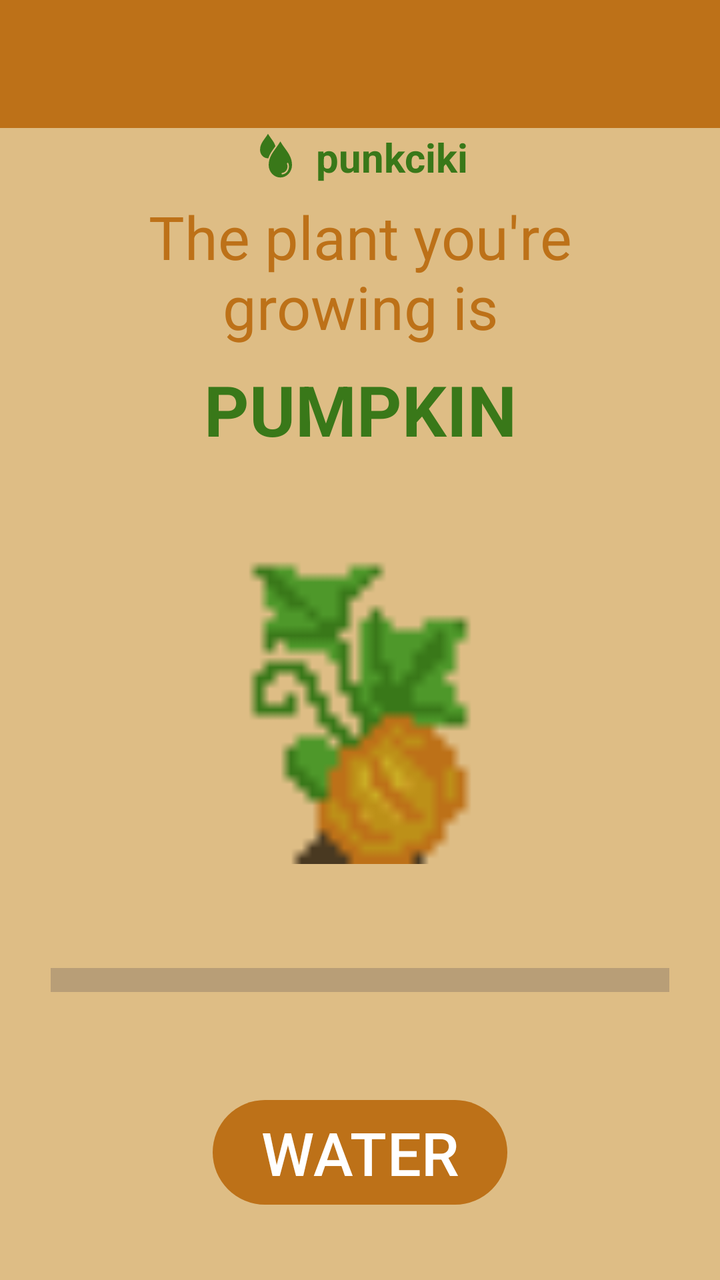
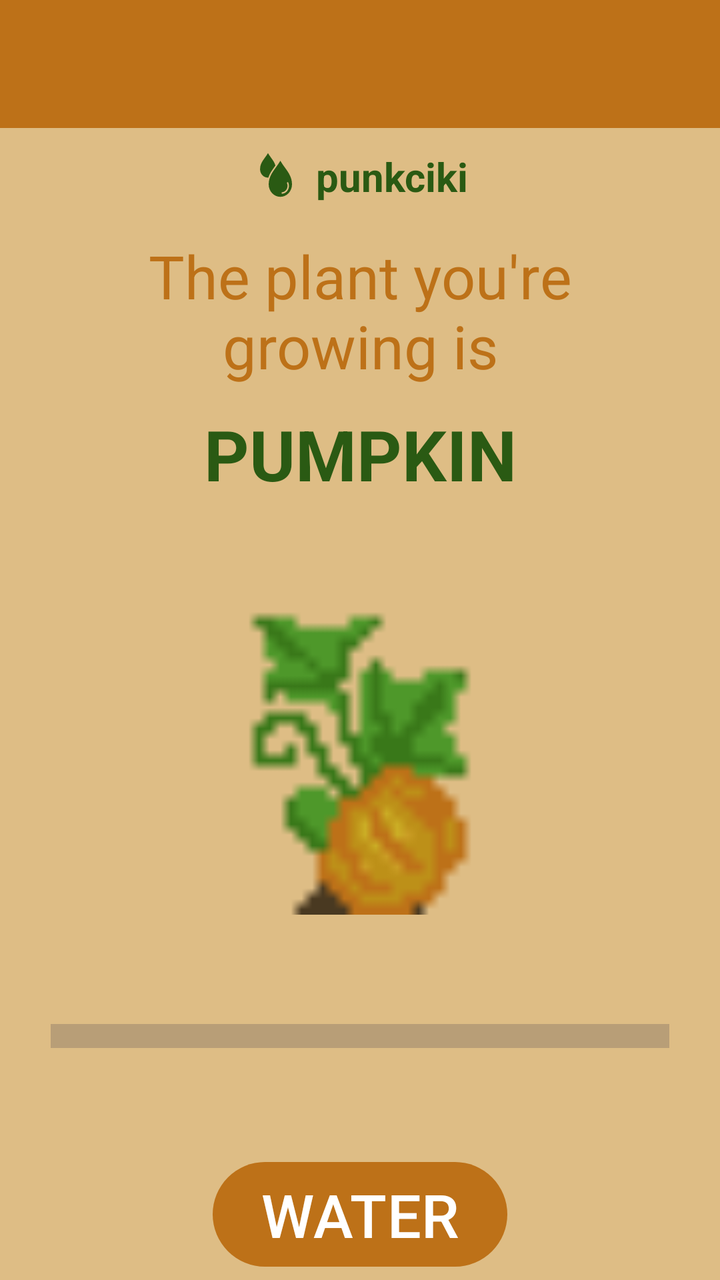

Before-and-after screenshots of an Android layout around one commit, followed by the original layout XML and the change that was made.
<!-- AndroidManifest.xml: application theme Theme.MyGarden -->
<!-- res/layout/activity_plant.xml -->
<?xml version="1.0" encoding="utf-8"?>
<androidx.drawerlayout.widget.DrawerLayout
    xmlns:android="http://schemas.android.com/apk/res/android"
    xmlns:app="http://schemas.android.com/apk/res-auto"
    xmlns:tools="http://schemas.android.com/tools"
    android:id="@+id/drawer_layout"
    android:layout_width="match_parent"
    android:layout_height="match_parent"
    android:fitsSystemWindows="true"
    tools:context=".activities.PlantActivity">

    <androidx.constraintlayout.widget.ConstraintLayout
        android:layout_width="match_parent"
        android:layout_height="match_parent">

        <androidx.appcompat.widget.Toolbar
            android:id="@+id/toolbar"
            android:layout_width="0dp"
            android:layout_height="wrap_content"
            android:background="?attr/colorPrimary"
            android:elevation="4dp"
            android:theme="@style/ThemeOverlay.AppCompat.Dark.ActionBar"
            app:popupTheme="@style/ThemeOverlay.AppCompat.Light"
            app:layout_constraintEnd_toEndOf="parent"
            app:layout_constraintStart_toStartOf="parent"
            app:layout_constraintTop_toTopOf="parent" />

        <androidx.constraintlayout.widget.Guideline
            android:id="@+id/guidelineLeft"
            android:layout_width="wrap_content"
            android:layout_height="wrap_content"
            android:orientation="vertical"
            app:layout_constraintGuide_percent="0.07" />

        <androidx.constraintlayout.widget.Guideline
            android:id="@+id/guidelineRight"
            android:layout_width="wrap_content"
            android:layout_height="wrap_content"
            android:orientation="vertical"
            app:layout_constraintGuide_percent="0.93" />

        <TextView
            android:id="@+id/plantText"
            android:layout_width="0dp"
            android:layout_height="wrap_content"
            android:text="The plant you're growing is"
            android:textAlignment="center"
            android:textColor="?attr/colorPrimary"
            android:textSize="30sp"
            app:layout_constraintVertical_chainStyle="packed"
            app:layout_constraintVertical_bias="0.5"
            app:layout_constraintBottom_toTopOf="@+id/plantName"
            app:layout_constraintEnd_toEndOf="@id/guidelineRight"
            app:layout_constraintStart_toStartOf="@id/guidelineLeft"
            app:layout_constraintTop_toBottomOf="@+id/toolbar" />

        <TextView
            android:id="@+id/plantName"
            android:layout_width="0dp"
            android:layout_height="wrap_content"
            android:layout_marginTop="8dp"
            android:text="PUMPKIN"
            android:textAlignment="center"
            android:textColor="?attr/colorOnSurface"
            android:textSize="35sp"
            android:textStyle="bold"
            app:layout_constraintBottom_toTopOf="@+id/plantImage"
            app:layout_constraintEnd_toEndOf="@id/guidelineRight"
            app:layout_constraintStart_toStartOf="@id/guidelineLeft"
            app:layout_constraintTop_toBottomOf="@id/plantText" />

        <ImageView
            android:id="@+id/plantImage"
            android:layout_width="170dp"
            android:layout_height="174dp"
            android:layout_marginTop="32dp"
            android:contentDescription="App Logo"
            app:layout_constraintBottom_toTopOf="@+id/progressBar"
            app:layout_constraintEnd_toEndOf="@id/guidelineRight"
            app:layout_constraintStart_toStartOf="@id/guidelineLeft"
            app:layout_constraintTop_toBottomOf="@+id/plantName"
            app:srcCompat="@drawable/intro" />

        <ProgressBar
            android:id="@+id/progressBar"
            style="?android:attr/progressBarStyleHorizontal"
            android:layout_width="0dp"
            android:layout_height="48dp"
            android:layout_marginTop="32dp"
            android:max="3"
            android:progress="0"
            android:progressTint="?attr/waterColor"
            android:scaleY="3"
            app:layout_constraintBottom_toTopOf="@+id/waterButton"
            app:layout_constraintEnd_toEndOf="@id/guidelineRight"
            app:layout_constraintStart_toStartOf="@id/guidelineLeft"
            app:layout_constraintTop_toBottomOf="@+id/plantImage" />

        <Button
            android:id="@+id/waterButton"
            android:layout_width="wrap_content"
            android:layout_height="wrap_content"
            android:layout_marginTop="32dp"
            android:text="WATER"
            android:textSize="30sp"
            app:layout_constraintBottom_toBottomOf="parent"
            app:layout_constraintEnd_toEndOf="@id/guidelineRight"
            app:layout_constraintStart_toStartOf="@id/guidelineLeft"
            app:layout_constraintTop_toBottomOf="@+id/progressBar" />

        <TextView
            android:id="@+id/pointsCounter"
            android:layout_width="wrap_content"
            android:layout_height="wrap_content"
            android:text="punkciki"
            android:textSize="20sp"
            android:textStyle="bold"
            android:textColor="?attr/colorOnSurface"
            app:drawableStartCompat="@drawable/ic_water_small"
            android:drawableTint="?attr/colorOnSurface"
            android:drawablePadding="8dp"
            app:layout_constraintBottom_toTopOf="@+id/plantText"
            app:layout_constraintEnd_toEndOf="parent"
            app:layout_constraintStart_toStartOf="parent"
            app:layout_constraintTop_toBottomOf="@+id/toolbar" />

    </androidx.constraintlayout.widget.ConstraintLayout>

    <com.google.android.material.navigation.NavigationView
        android:id="@+id/nav_view"
        android:layout_width="wrap_content"
        android:layout_height="match_parent"
        android:layout_gravity="start"
        android:fitsSystemWindows="true"
        app:headerLayout="@layout/nav_header"
        app:menu="@menu/activity_main_drawer" />

</androidx.drawerlayout.widget.DrawerLayout>
<!-- res/layout/nav_header.xml (included above) -->
<?xml version="1.0" encoding="utf-8"?>
<LinearLayout xmlns:android="http://schemas.android.com/apk/res/android"
    android:layout_width="match_parent"
    android:layout_height="176dp"
    android:background="?attr/colorPrimary"
    android:gravity="bottom"
    android:orientation="vertical"
    android:padding="16dp"
    android:theme="@style/ThemeOverlay.AppCompat.Dark">

    <ImageView
        android:layout_width="85dp"
        android:layout_height="101dp"
        android:src="@drawable/intro" />

    <TextView
        android:layout_width="match_parent"
        android:layout_height="wrap_content"
        android:paddingTop="8dp"
        android:text="My Garden"
        android:textAppearance="@style/TextAppearance.AppCompat.Body1" />
</LinearLayout>
<!-- resources referenced by this layout -->
<resources>
  <!-- drawable ic_water_small (drawable) -->
  <vector xmlns:android="http://schemas.android.com/apk/res/android"
      android:width="24dp"
      android:height="32dp"
      android:viewportWidth="333"
      android:viewportHeight="416">
    <path
        android:pathData="M196.65,308.65c22.32,0 42.54,-9.05 57.16,-23.67 14.63,-14.63 23.67,-34.84 23.67,-57.16 0,-45.74 -23.48,-76.11 -49.07,-109.21 -10.69,-13.83 -21.75,-28.13 -31.76,-44.32 -9.65,15.6 -20.64,29.87 -31.76,44.32 -25.59,33.09 -49.07,63.46 -49.07,109.21 0,22.33 9.05,42.55 23.67,57.17 14.62,14.62 34.84,23.67 57.17,23.67zM162.49,105.39c-5.6,-19.22 -17.75,-34.94 -30.66,-51.64 -7.04,-9.11 -14.31,-18.51 -21.01,-29.06 -6.7,10.56 -13.97,19.96 -21.01,29.07 -17.71,22.91 -33.96,43.93 -33.96,75.39 0,15.19 6.15,28.94 16.08,38.87 9.96,9.94 23.71,16.1 38.89,16.1l2.24,-0.07c9.21,-26.62 26.08,-48.44 43.94,-71.54l5.49,-7.12zM242.89,220.34c-1.12,-2.51 0.01,-5.46 2.52,-6.58 2.51,-1.12 5.46,0.01 6.58,2.52 3.36,7.53 4.83,15.63 4.44,23.63 -0.39,8.01 -2.65,15.94 -6.74,23.09 -4.07,7.15 -9.76,13.12 -16.48,17.54 -6.72,4.41 -14.46,7.28 -22.63,8.19 -2.74,0.3 -5.21,-1.68 -5.51,-4.41 -0.3,-2.74 1.68,-5.21 4.41,-5.51 6.62,-0.74 12.87,-3.04 18.26,-6.58 5.38,-3.54 9.96,-8.37 13.28,-14.17 3.3,-5.78 5.13,-12.17 5.44,-18.62 0.31,-6.48 -0.87,-13.02 -3.58,-19.09z"
        android:fillColor="#000000"
        android:fillType="nonZero"/>
  </vector>
  <!-- drawable intro: png bitmap (drawable, 15930 bytes) -->
  <style name="Theme.MyGarden" parent="Base.Theme.MyGarden" />
  <style name="Base.Theme.MyGarden" parent="Theme.Material3.DayNight.NoActionBar">
          
          
          <item name="android:windowBackground">@color/beige</item>
          <item name="colorOnSurface">@color/dark_green</item>
          <item name="colorPrimary">@color/dark_orange</item>
          <item name="colorText">@color/black</item>
          <item name="waterColor">@color/light_blue</item>
      </style>
  <color name="beige">#DEBD85</color>
  <color name="dark_green">#397819</color>
  <color name="dark_orange">#BD7118</color>
  <color name="black">#FF000000</color>
  <color name="light_blue">#6EB2FF</color>
</resources>

<!-- the commit's change to res/layout/activity_plant.xml (unified diff, before → after) -->
@@ -47,12 +47,13 @@
             android:textAlignment="center"
             android:textColor="?attr/colorPrimary"
             android:textSize="30sp"
+            android:layout_marginTop="8dp"
             app:layout_constraintVertical_chainStyle="packed"
             app:layout_constraintVertical_bias="0.5"
             app:layout_constraintBottom_toTopOf="@+id/plantName"
             app:layout_constraintEnd_toEndOf="@id/guidelineRight"
             app:layout_constraintStart_toStartOf="@id/guidelineLeft"
-            app:layout_constraintTop_toBottomOf="@+id/toolbar" />
+            app:layout_constraintTop_toBottomOf="@+id/pointsCounter" />
 
         <TextView
             android:id="@+id/plantName"
@@ -119,6 +120,7 @@
             app:drawableStartCompat="@drawable/ic_water_small"
             android:drawableTint="?attr/colorOnSurface"
             android:drawablePadding="8dp"
+            android:layout_marginTop="8dp"
             app:layout_constraintBottom_toTopOf="@+id/plantText"
             app:layout_constraintEnd_toEndOf="parent"
             app:layout_constraintStart_toStartOf="parent"
@@ -157,5 +159,6 @@
         android:layout_height="wrap_content"
         android:paddingTop="8dp"
         android:text="My Garden"
+        android:textStyle="bold"
         android:textAppearance="@style/TextAppearance.AppCompat.Body1" />
 </LinearLayout>
<!-- resource entries referenced after the edit -->
@@ -20,12 +20,14 @@
           <item name="colorOnSurface">@color/dark_green</item>
           <item name="colorPrimary">@color/dark_orange</item>
           <item name="colorText">@color/black</item>
+          <item name="colorOnPrimary">@color/white</item>
           <item name="waterColor">@color/light_blue</item>
       </style>
   <color name="beige">#DEBD85</color>
-  <color name="dark_green">#397819</color>
+  <color name="dark_green">#2a5a13</color>
   <color name="dark_orange">#BD7118</color>
   <color name="black">#FF000000</color>
+  <color name="white">#FFFFFFFF</color>
   <color name="light_blue">#6EB2FF</color>
 </resources>
 
